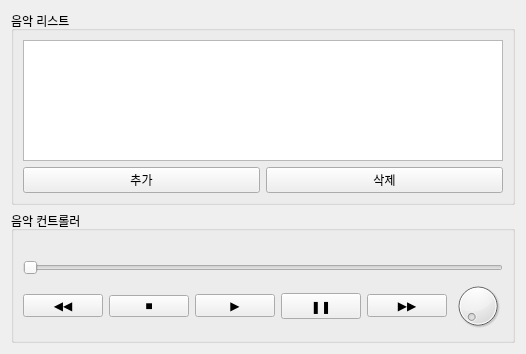
First picture: the form in form.ui, repository Yangyoonjoon/MediaPlayer, before the edit.
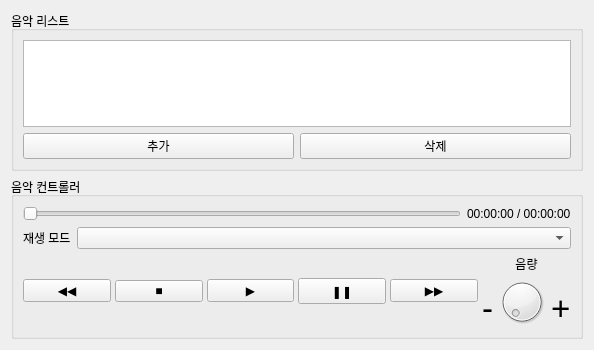
Second picture: the form after the edit.

Patch:
```diff
--- a/form.ui
+++ b/form.ui
@@ -6,14 +6,14 @@
    <rect>
     <x>0</x>
     <y>0</y>
-    <width>495</width>
-    <height>354</height>
+    <width>594</width>
+    <height>350</height>
    </rect>
   </property>
   <property name="windowTitle">
    <string>Form</string>
   </property>
-  <layout class="QVBoxLayout" name="verticalLayout_3" stretch="4,1">
+  <layout class="QVBoxLayout" name="verticalLayout_4">
    <item>
     <widget class="QGroupBox" name="groupBox">
      <property name="title">
@@ -49,31 +49,65 @@
      <property name="title">
       <string>음악 컨트롤러</string>
      </property>
-     <layout class="QVBoxLayout" name="verticalLayout_2">
+     <layout class="QVBoxLayout" name="verticalLayout_2" stretch="0,0,0">
       <item>
-       <widget class="QLabel" name="label">
-        <property name="text">
-         <string/>
-        </property>
-        <property name="alignment">
-         <set>Qt::AlignRight|Qt::AlignTrailing|Qt::AlignVCenter</set>
-        </property>
-       </widget>
+       <layout class="QHBoxLayout" name="horizontalLayout_6">
+        <item>
+         <widget class="QSlider" name="sld">
+          <property name="sizePolicy">
+           <sizepolicy hsizetype="Expanding" vsizetype="Fixed">
+            <horstretch>0</horstretch>
+            <verstretch>0</verstretch>
+           </sizepolicy>
+          </property>
+          <property name="cursor">
+           <cursorShape>PointingHandCursor</cursorShape>
+          </property>
+          <property name="orientation">
+           <enum>Qt::Horizontal</enum>
+          </property>
+         </widget>
+        </item>
+        <item>
+         <widget class="QLabel" name="label">
+          <property name="text">
+           <string>00:00:00 / 00:00:00</string>
+          </property>
+         </widget>
+        </item>
+       </layout>
       </item>
       <item>
-       <widget class="QSlider" name="sld">
-        <property name="cursor">
-         <cursorShape>PointingHandCursor</cursorShape>
-        </property>
-        <property name="orientation">
-         <enum>Qt::Horizontal</enum>
-        </property>
-       </widget>
+       <layout class="QHBoxLayout" name="horizontalLayout_3" stretch="0,1">
+        <item>
+         <widget class="QLabel" name="label_2">
+          <property name="text">
+           <string>재생 모드</string>
+          </property>
+         </widget>
+        </item>
+        <item>
+         <widget class="QComboBox" name="cmb_mode">
+          <property name="layoutDirection">
+           <enum>Qt::LeftToRight</enum>
+          </property>
+         </widget>
+        </item>
+       </layout>
       </item>
       <item>
-       <layout class="QHBoxLayout" name="horizontalLayout">
+       <layout class="QHBoxLayout" name="horizontalLayout" stretch="1,1,1,1,1,1">
+        <property name="spacing">
+         <number>4</number>
+        </property>
         <item>
          <widget class="QPushButton" name="btn_prev">
+          <property name="sizePolicy">
+           <sizepolicy hsizetype="Minimum" vsizetype="Fixed">
+            <horstretch>0</horstretch>
+            <verstretch>0</verstretch>
+           </sizepolicy>
+          </property>
           <property name="text">
            <string>◀◀</string>
           </property>
@@ -108,11 +142,95 @@
          </widget>
         </item>
         <item>
-         <widget class="QDial" name="dial">
-          <property name="cursor">
-           <cursorShape>PointingHandCursor</cursorShape>
-          </property>
-         </widget>
+         <layout class="QVBoxLayout" name="verticalLayout_3">
+          <item>
+           <widget class="QLabel" name="label_3">
+            <property name="focusPolicy">
+             <enum>Qt::NoFocus</enum>
+            </property>
+            <property name="contextMenuPolicy">
+             <enum>Qt::DefaultContextMenu</enum>
+            </property>
+            <property name="layoutDirection">
+             <enum>Qt::LeftToRight</enum>
+            </property>
+            <property name="frameShadow">
+             <enum>QFrame::Plain</enum>
+            </property>
+            <property name="text">
+             <string>음량</string>
+            </property>
+            <property name="textFormat">
+             <enum>Qt::AutoText</enum>
+            </property>
+            <property name="scaledContents">
+             <bool>false</bool>
+            </property>
+            <property name="alignment">
+             <set>Qt::AlignCenter</set>
+            </property>
+            <property name="wordWrap">
+             <bool>false</bool>
+            </property>
+           </widget>
+          </item>
+          <item>
+           <layout class="QHBoxLayout" name="horizontalLayout_4">
+            <item>
+             <widget class="QLabel" name="label_5">
+              <property name="font">
+               <font>
+                <pointsize>25</pointsize>
+               </font>
+              </property>
+              <property name="text">
+               <string>-</string>
+              </property>
+              <property name="alignment">
+               <set>Qt::AlignBottom|Qt::AlignRight|Qt::AlignTrailing</set>
+              </property>
+             </widget>
+            </item>
+            <item>
+             <widget class="QDial" name="dial">
+              <property name="enabled">
+               <bool>true</bool>
+              </property>
+              <property name="sizePolicy">
+               <sizepolicy hsizetype="Preferred" vsizetype="Preferred">
+                <horstretch>0</horstretch>
+                <verstretch>0</verstretch>
+               </sizepolicy>
+              </property>
+              <property name="cursor">
+               <cursorShape>PointingHandCursor</cursorShape>
+              </property>
+              <property name="pageStep">
+               <number>10</number>
+              </property>
+              <property name="wrapping">
+               <bool>false</bool>
+              </property>
+             </widget>
+            </item>
+            <item>
+             <widget class="QLabel" name="label_4">
+              <property name="font">
+               <font>
+                <pointsize>25</pointsize>
+               </font>
+              </property>
+              <property name="text">
+               <string>+</string>
+              </property>
+              <property name="alignment">
+               <set>Qt::AlignBottom|Qt::AlignLeading|Qt::AlignLeft</set>
+              </property>
+             </widget>
+            </item>
+           </layout>
+          </item>
+         </layout>
         </item>
        </layout>
       </item>
```
